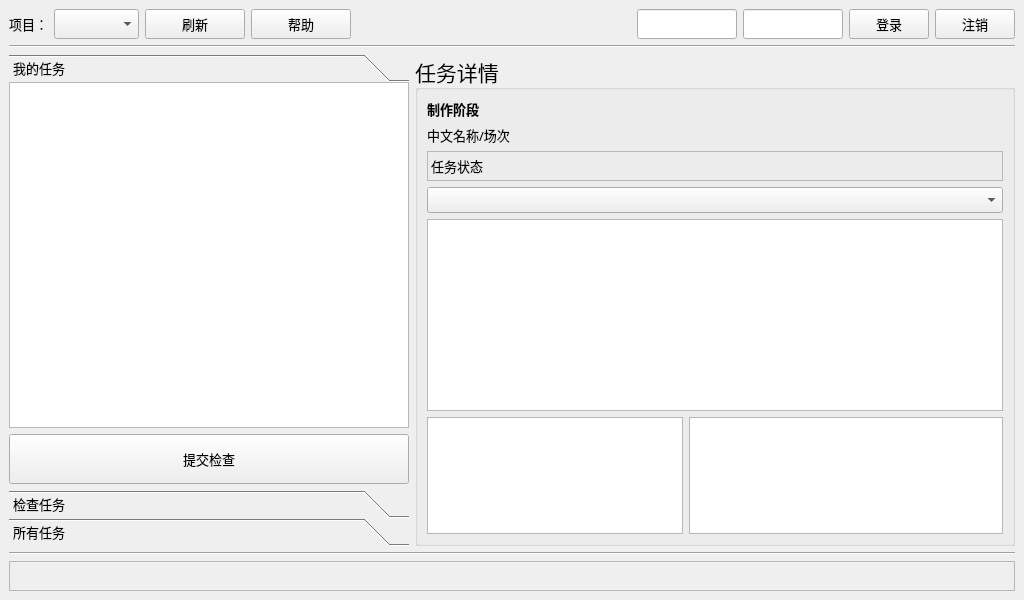
Above: commons/ui/CGTW.ui from lonegather/Barbarian before the change. Below: the same form after it.
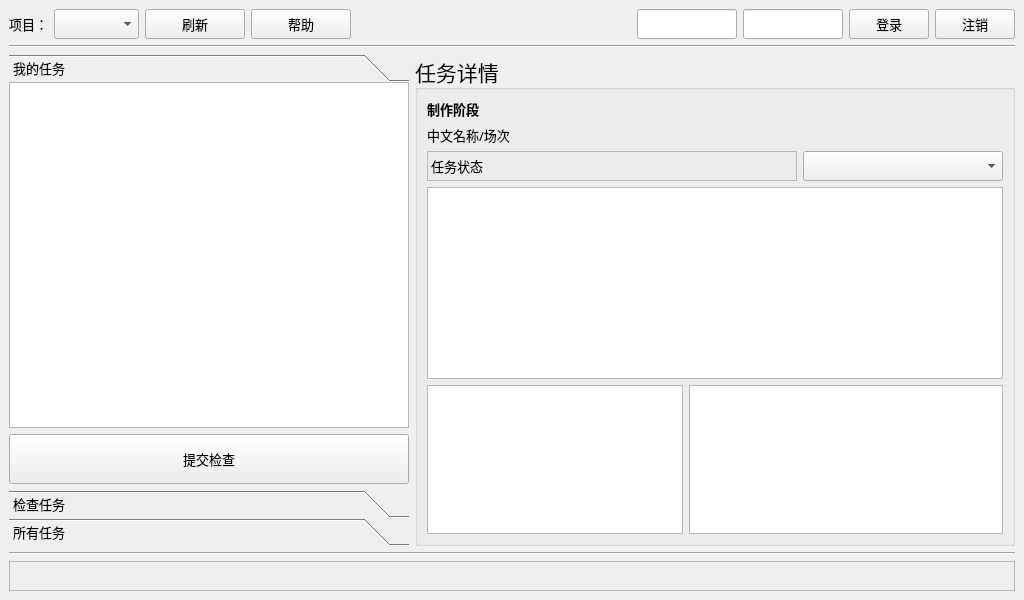
That is the form after the change.

The edit to the form file:
```diff
--- a/commons/ui/CGTW.ui
+++ b/commons/ui/CGTW.ui
@@ -486,7 +486,7 @@
         <property name="alignment">
          <set>Qt::AlignLeading|Qt::AlignLeft|Qt::AlignVCenter</set>
         </property>
-        <layout class="QVBoxLayout" name="verticalLayout_7" stretch="0,0,0,0,0,1">
+        <layout class="QVBoxLayout" name="verticalLayout_7" stretch="0,0,0,0,1">
          <item>
           <widget class="QLabel" name="CGTWLBLInfoPipeline">
            <property name="minimumSize">
@@ -528,6 +528,8 @@
           </widget>
          </item>
          <item>
+          <layout class="QHBoxLayout" name="horizontalLayout_4" stretch="1,0">
+           <item>
           <widget class="QLabel" name="CGTWLBLStatus">
            <property name="minimumSize">
             <size>
@@ -554,6 +556,12 @@
          </item>
          <item>
           <widget class="QComboBox" name="CGTWCBFile">
+             <property name="minimumSize">
+              <size>
+               <width>200</width>
+               <height>30</height>
+              </size>
+             </property>
            <property name="font">
             <font>
              <family>微软雅黑</family>
@@ -561,6 +569,8 @@
             </font>
            </property>
           </widget>
+           </item>
+          </layout>
          </item>
          <item>
           <widget class="QTreeView" name="CGTWTVFileHistory">
```
Lines whose indentation alone changed are shown as unchanged.
